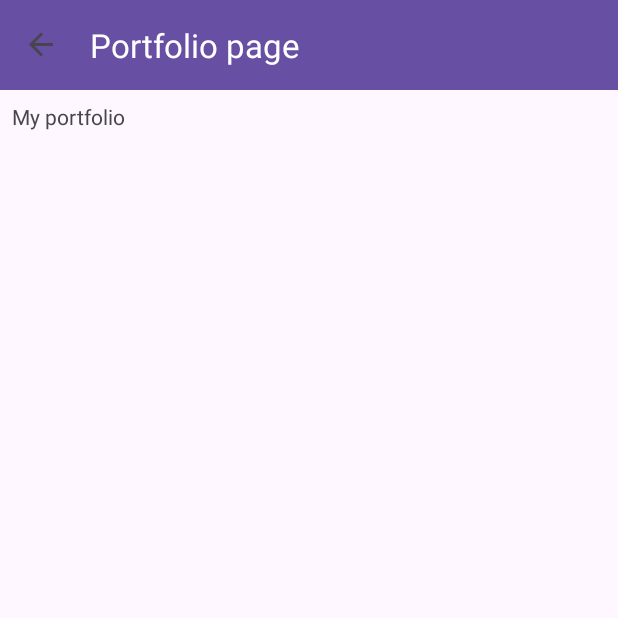
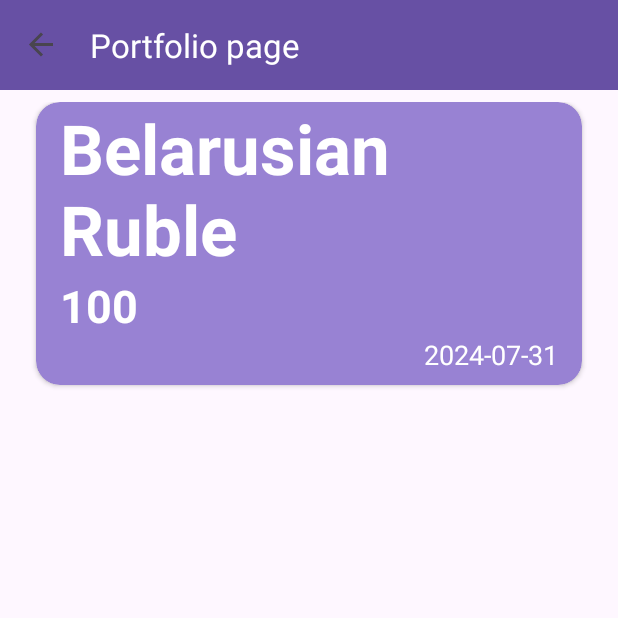
Before and after one commit to UdovikArtem/FinPortfolio, an Android app: the screen it shows after launch (MainActivity), after a tap on "Portfolio page", on a phone screen of 412 x 824 dp, the top half of it. Run offline under Robolectric (Android 15) with nearby library versions, the phone set to English and light mode, and no system bars; our stand-ins replace Dagger/Hilt's generated code, navigation-ui.

Commit message:
Portfolio page with cardView

```diff
--- a/app/build.gradle
+++ b/app/build.gradle
@@ -49,6 +49,7 @@ android {
 
 dependencies {
     implementation libs.hilt.android
+    implementation libs.androidx.viewbinding
     kapt libs.hilt.compiler
     implementation libs.androidx.core.ktx
     implementation libs.androidx.appcompat
--- /dev/null
+++ b/app/src/main/java/com/example/finportfolio/data/local/LocalPortfolioDataSource.kt
@@ -0,0 +1,33 @@
+package com.example.finportfolio.data.local
+
+import com.example.finportfolio.domain.datasource.PortfolioDataSource
+import com.example.finportfolio.domain.entity.Cash
+import com.example.finportfolio.domain.entity.Currency
+import com.example.finportfolio.domain.entity.PortfolioAsset
+import java.time.LocalDate
+import javax.inject.Inject
+
+class LocalPortfolioDataSource @Inject constructor() : PortfolioDataSource {
+    private val portfolioAssetsList = mutableListOf<PortfolioAsset>(
+        PortfolioAsset(
+            id = 1,
+            asset = Cash(
+                id = 1,
+                name = "Belarusian Ruble",
+                currency = Currency.BYN
+            ),
+            value = 100,
+            purchaseDate = LocalDate.of(2024, 7, 31)
+        )
+    )
+
+    override fun getPortfolioAssets() = portfolioAssetsList
+
+    override fun addPortfolioAsset(asset: PortfolioAsset) {
+        portfolioAssetsList.add(asset)
+    }
+
+    override fun deletePortfolioAsset(asset: PortfolioAsset) {
+        portfolioAssetsList.remove(asset)
+    }
+}
--- /dev/null
+++ b/app/src/main/java/com/example/finportfolio/data/repository/PortfolioRepositoryImpl.kt
@@ -0,0 +1,22 @@
+package com.example.finportfolio.data.repository
+
+import com.example.finportfolio.domain.datasource.PortfolioDataSource
+import com.example.finportfolio.domain.entity.PortfolioAsset
+import com.example.finportfolio.domain.repository.PortfolioRepository
+import javax.inject.Inject
+
+class PortfolioRepositoryImpl @Inject constructor(
+    private val dataSource: PortfolioDataSource
+) : PortfolioRepository {
+    override fun getPortfolioAssets(): List<PortfolioAsset> {
+        return dataSource.getPortfolioAssets()
+    }
+
+    override fun addPortfolioAsset(asset: PortfolioAsset) {
+        return dataSource.addPortfolioAsset(asset)
+    }
+
+    override fun deletePortfolioAsset(asset: PortfolioAsset) {
+        return dataSource.deletePortfolioAsset(asset)
+    }
+}
--- a/app/src/main/java/com/example/finportfolio/di/AppModule.kt
+++ b/app/src/main/java/com/example/finportfolio/di/AppModule.kt
@@ -2,13 +2,17 @@ package com.example.finportfolio.di
 
 import com.example.finportfolio.data.local.LocalAssetDataSource
 import com.example.finportfolio.data.local.LocalCurrencyDataSource
+import com.example.finportfolio.data.local.LocalPortfolioDataSource
 import com.example.finportfolio.data.repository.AssetRepositoryImpl
 import com.example.finportfolio.data.repository.CurrencyRepositoryImpl
+import com.example.finportfolio.data.repository.PortfolioRepositoryImpl
 import com.example.finportfolio.data.repository.SettingStoreImpl
 import com.example.finportfolio.domain.datasource.AssetDataSource
 import com.example.finportfolio.domain.datasource.CurrencyDataSource
+import com.example.finportfolio.domain.datasource.PortfolioDataSource
 import com.example.finportfolio.domain.repository.AssetRepository
 import com.example.finportfolio.domain.repository.CurrencyRepository
+import com.example.finportfolio.domain.repository.PortfolioRepository
 import com.example.finportfolio.domain.repository.SettingStore
 import dagger.Binds
 import dagger.Module
@@ -38,4 +42,16 @@ interface AppModule {
     @Binds
     @Singleton
     fun bindCurrencyRepository(currencyRepositoryImpl: CurrencyRepositoryImpl): CurrencyRepository
+
+    @Binds
+    @Singleton
+    fun bindPortfolioRepository(
+        portfolioRepositoryImpl: PortfolioRepositoryImpl
+    ): PortfolioRepository
+
+    @Binds
+    @Singleton
+    fun bindPortfolioDataSource(
+        localPortfolioDataSource: LocalPortfolioDataSource
+    ): PortfolioDataSource
 }
--- /dev/null
+++ b/app/src/main/java/com/example/finportfolio/domain/datasource/PortfolioDataSource.kt
@@ -0,0 +1,9 @@
+package com.example.finportfolio.domain.datasource
+
+import com.example.finportfolio.domain.entity.PortfolioAsset
+
+interface PortfolioDataSource {
+    fun getPortfolioAssets(): List<PortfolioAsset>
+    fun addPortfolioAsset(asset: PortfolioAsset)
+    fun deletePortfolioAsset(asset: PortfolioAsset)
+}
--- /dev/null
+++ b/app/src/main/java/com/example/finportfolio/domain/entity/PortfolioAsset.kt
@@ -0,0 +1,10 @@
+package com.example.finportfolio.domain.entity
+
+import java.time.LocalDate
+
+data class PortfolioAsset(
+    val id: Int,
+    val asset: Asset,
+    val value: Int,
+    val purchaseDate: LocalDate
+)
--- /dev/null
+++ b/app/src/main/java/com/example/finportfolio/domain/interactors/PortfolioInteractor.kt
@@ -0,0 +1,19 @@
+package com.example.finportfolio.domain.interactors
+
+import com.example.finportfolio.domain.entity.PortfolioAsset
+import com.example.finportfolio.domain.repository.PortfolioRepository
+import javax.inject.Inject
+
+class PortfolioInteractor @Inject constructor(
+    private val repository: PortfolioRepository
+) {
+    fun getPortfolioAssets() = repository.getPortfolioAssets()
+
+    fun addPortfolioAsset(asset: PortfolioAsset) {
+        return repository.addPortfolioAsset(asset)
+    }
+
+    fun deletePortfolioAsset(asset: PortfolioAsset) {
+        return repository.deletePortfolioAsset(asset)
+    }
+}
--- /dev/null
+++ b/app/src/main/java/com/example/finportfolio/domain/repository/PortfolioRepository.kt
@@ -0,0 +1,9 @@
+package com.example.finportfolio.domain.repository
+
+import com.example.finportfolio.domain.entity.PortfolioAsset
+
+interface PortfolioRepository {
+    fun getPortfolioAssets(): List<PortfolioAsset>
+    fun addPortfolioAsset(asset: PortfolioAsset)
+    fun deletePortfolioAsset(asset: PortfolioAsset)
+}
--- a/app/src/main/java/com/example/finportfolio/fragments/portfolio/PortfolioFragment.kt
+++ b/app/src/main/java/com/example/finportfolio/fragments/portfolio/PortfolioFragment.kt
@@ -1,16 +1,31 @@
 package com.example.finportfolio.fragments.portfolio
 
+import android.os.Bundle
 import android.view.LayoutInflater
+import android.view.View
 import android.view.ViewGroup
+import androidx.fragment.app.viewModels
 import com.example.finportfolio.databinding.FragmentPortfolioBinding
 import com.example.finportfolio.fragments.BaseFragment
+import com.example.finportfolio.rv.PortfolioAdapter
 import dagger.hilt.android.AndroidEntryPoint
 
 @AndroidEntryPoint
 class PortfolioFragment : BaseFragment<FragmentPortfolioBinding>() {
 
+    private val viewModel by viewModels<PortfolioViewModel>()
+
     override fun inflateViewBinding(
         inflater: LayoutInflater,
         container: ViewGroup?
     ) = FragmentPortfolioBinding.inflate(inflater, container, false)
+
+    override fun onViewCreated(view: View, savedInstanceState: Bundle?) {
+        super.onViewCreated(view, savedInstanceState)
+        val adapter = PortfolioAdapter()
+        binding.portfolioRecycler.adapter = adapter
+        viewModel.portfolioModel.observe(viewLifecycleOwner) { portfolioAssets ->
+            adapter.submitItems(portfolioAssets)
+        }
+    }
 }
--- /dev/null
+++ b/app/src/main/java/com/example/finportfolio/fragments/portfolio/PortfolioViewModel.kt
@@ -0,0 +1,22 @@
+package com.example.finportfolio.fragments.portfolio
+
+import androidx.lifecycle.LiveData
+import androidx.lifecycle.MutableLiveData
+import androidx.lifecycle.ViewModel
+import com.example.finportfolio.domain.entity.PortfolioAsset
+import com.example.finportfolio.domain.interactors.PortfolioInteractor
+import dagger.hilt.android.lifecycle.HiltViewModel
+import javax.inject.Inject
+
+@HiltViewModel
+class PortfolioViewModel @Inject constructor(
+    private val portfolioInteractor: PortfolioInteractor
+) : ViewModel() {
+
+    private val _portfolioModel = MutableLiveData<List<PortfolioAsset>>()
+    val portfolioModel: LiveData<List<PortfolioAsset>> = _portfolioModel
+
+    init {
+        _portfolioModel.value = portfolioInteractor.getPortfolioAssets()
+    }
+}
--- /dev/null
+++ b/app/src/main/java/com/example/finportfolio/rv/PortfolioAdapter.kt
@@ -0,0 +1,38 @@
+package com.example.finportfolio.rv
+
+import android.view.LayoutInflater
+import android.view.ViewGroup
+import androidx.recyclerview.widget.DiffUtil
+import androidx.recyclerview.widget.RecyclerView
+import com.example.finportfolio.databinding.ItemPortfolioAssetCardBinding
+import com.example.finportfolio.domain.entity.PortfolioAsset
+
+class PortfolioAdapter : RecyclerView.Adapter<PortfolioViewHolder>() {
+
+    private var assets = emptyList<PortfolioAsset>()
+
+    override fun onCreateViewHolder(parent: ViewGroup, viewType: Int): PortfolioViewHolder {
+        return PortfolioViewHolder(
+            ItemPortfolioAssetCardBinding.inflate(
+                LayoutInflater.from(parent.context),
+                parent,
+                false
+            )
+        )
+    }
+
+    fun submitItems(newItems: List<PortfolioAsset>) {
+        val diffResult = DiffUtil.calculateDiff(
+            PortfolioDiffCallback(assets, newItems)
+        )
+        assets = newItems
+        diffResult.dispatchUpdatesTo(this)
+    }
+
+    override fun onBindViewHolder(holder: PortfolioViewHolder, position: Int) {
+        val asset = assets[position]
+        holder.bind(asset)
+    }
+
+    override fun getItemCount(): Int = assets.size
+}
--- /dev/null
+++ b/app/src/main/java/com/example/finportfolio/rv/PortfolioDiffCallback.kt
@@ -0,0 +1,22 @@
+package com.example.finportfolio.rv
+
+import androidx.recyclerview.widget.DiffUtil
+import com.example.finportfolio.domain.entity.PortfolioAsset
+
+class PortfolioDiffCallback(
+    private val oldList: List<PortfolioAsset>,
+    private val newList: List<PortfolioAsset>
+) : DiffUtil.Callback() {
+
+    override fun getOldListSize(): Int = oldList.size
+
+    override fun getNewListSize(): Int = newList.size
+
+    override fun areItemsTheSame(oldItemPosition: Int, newItemPosition: Int): Boolean {
+        return oldList[oldItemPosition].id == newList[newItemPosition].id
+    }
+
+    override fun areContentsTheSame(oldItemPosition: Int, newItemPosition: Int): Boolean {
+        return oldList[oldItemPosition] == newList[newItemPosition]
+    }
+}
--- /dev/null
+++ b/app/src/main/java/com/example/finportfolio/rv/PortfolioViewHolder.kt
@@ -0,0 +1,17 @@
+package com.example.finportfolio.rv
+
+import androidx.recyclerview.widget.RecyclerView
+import com.example.finportfolio.databinding.ItemPortfolioAssetCardBinding
+import com.example.finportfolio.domain.entity.PortfolioAsset
+
+class PortfolioViewHolder(private val binding: ItemPortfolioAssetCardBinding) :
+    RecyclerView.ViewHolder(binding.root) {
+
+    fun bind(portfolioAsset: PortfolioAsset) {
+        binding.apply {
+            assetName.text = portfolioAsset.asset.name
+            assetValue.text = portfolioAsset.value.toString()
+            assetDate.text = portfolioAsset.purchaseDate.toString()
+        }
+    }
+}
--- a/app/src/main/res/layout/fragment_portfolio.xml
+++ b/app/src/main/res/layout/fragment_portfolio.xml
@@ -1,16 +1,11 @@
 <?xml version="1.0" encoding="utf-8"?>
-<LinearLayout xmlns:android="http://schemas.android.com/apk/res/android"
+<androidx.recyclerview.widget.RecyclerView xmlns:android="http://schemas.android.com/apk/res/android"
+    xmlns:app="http://schemas.android.com/apk/res-auto"
     xmlns:tools="http://schemas.android.com/tools"
-    android:id="@+id/main"
+    android:id="@+id/portfolio_recycler"
     android:layout_width="match_parent"
     android:layout_height="match_parent"
     android:orientation="vertical"
     android:padding="8dp"
-    tools:context=".fragments.portfolio.PortfolioFragment">
-
-    <TextView
-        android:layout_width="match_parent"
-        android:layout_height="match_parent"
-        android:text="@string/my_portfolio"/>
-
-</LinearLayout>
+    app:layoutManager="androidx.recyclerview.widget.LinearLayoutManager"
+    tools:context=".fragments.portfolio.PortfolioFragment" />
--- /dev/null
+++ b/app/src/main/res/layout/item_portfolio_asset_card.xml
@@ -0,0 +1,59 @@
+<?xml version="1.0" encoding="utf-8"?>
+<androidx.cardview.widget.CardView xmlns:android="http://schemas.android.com/apk/res/android"
+    xmlns:app="http://schemas.android.com/apk/res-auto"
+    xmlns:tools="http://schemas.android.com/tools"
+    android:id="@+id/pokemon_card_view"
+    android:layout_width="match_parent"
+    android:layout_height="wrap_content"
+    android:layout_marginStart="16dp"
+    android:layout_marginEnd="16dp"
+    android:layout_marginBottom="16dp"
+    android:backgroundTint="@color/purple"
+    android:orientation="vertical"
+    app:cardCornerRadius="16dp">
+
+    <LinearLayout
+        android:layout_width="match_parent"
+        android:layout_height="wrap_content"
+        android:layout_gravity="center"
+        android:orientation="vertical">
+
+        <TextView
+            android:id="@+id/asset_name"
+            android:layout_width="match_parent"
+            android:layout_height="wrap_content"
+            android:layout_marginStart="16dp"
+            android:layout_marginEnd="16dp"
+            android:textAlignment="textStart"
+            android:textColor="@color/white"
+            android:textSize="46sp"
+            android:textStyle="bold"
+            tools:text="USD" />
+
+        <TextView
+            android:id="@+id/asset_value"
+            android:layout_width="match_parent"
+            android:layout_height="wrap_content"
+            android:layout_marginStart="16dp"
+            android:layout_marginEnd="16dp"
+            android:textAlignment="textStart"
+            android:textColor="@color/white"
+            android:textSize="30sp"
+            android:textStyle="bold"
+            tools:text="1" />
+
+        <TextView
+            android:id="@+id/asset_date"
+            android:layout_width="match_parent"
+            android:layout_height="wrap_content"
+            android:layout_marginStart="16dp"
+            android:layout_marginEnd="16dp"
+            android:layout_marginBottom="8dp"
+            android:textAlignment="textEnd"
+            android:textColor="@color/white"
+            android:textSize="18sp"
+            tools:text="2024-07-31" />
+
+    </LinearLayout>
+
+</androidx.cardview.widget.CardView>
--- a/app/src/main/res/values/colors.xml
+++ b/app/src/main/res/values/colors.xml
@@ -2,4 +2,5 @@
 <resources>
     <color name="black">#FF000000</color>
     <color name="white">#FFFFFFFF</color>
+    <color name="purple">#9882D3</color>
 </resources>
--- a/gradle/libs.versions.toml
+++ b/gradle/libs.versions.toml
@@ -12,6 +12,7 @@ activity = "1.8.0"
 constraintlayout = "2.1.4"
 navigationFragmentKtx = "2.7.7"
 navigationUiKtx = "2.7.7"
+viewbinding = "8.5.1"
 
 [libraries]
 androidx-core-ktx = { group = "androidx.core", name = "core-ktx", version.ref = "coreKtx" }
@@ -27,6 +28,7 @@ androidx-activity = { group = "androidx.activity", name = "activity", version.re
 androidx-constraintlayout = { group = "androidx.constraintlayout", name = "constraintlayout", version.ref = "constraintlayout" }
 androidx-navigation-fragment-ktx = { group = "androidx.navigation", name = "navigation-fragment-ktx", version.ref = "navigationFragmentKtx" }
 androidx-navigation-ui-ktx = { group = "androidx.navigation", name = "navigation-ui-ktx", version.ref = "navigationUiKtx" }
+androidx-viewbinding = { group = "androidx.databinding", name = "viewbinding", version.ref = "viewbinding" }
 
 [plugins]
 android-application = { id = "com.android.application", version.ref = "agp" }
```
